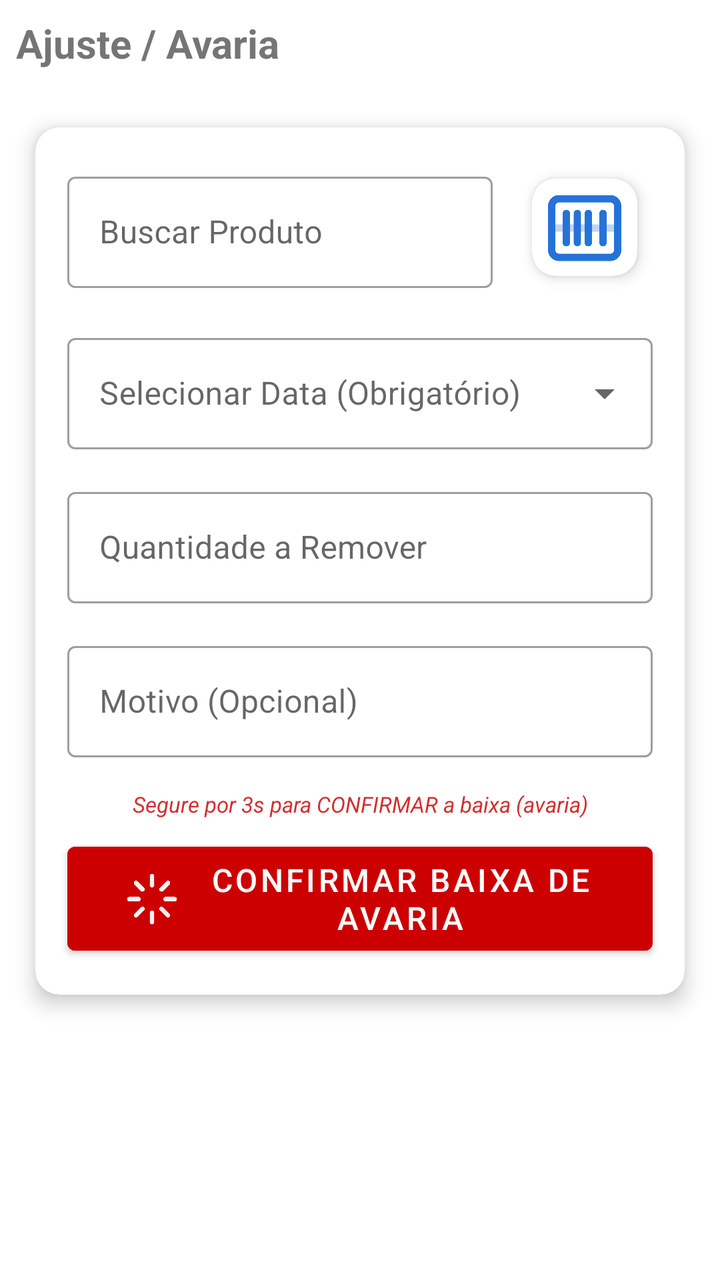
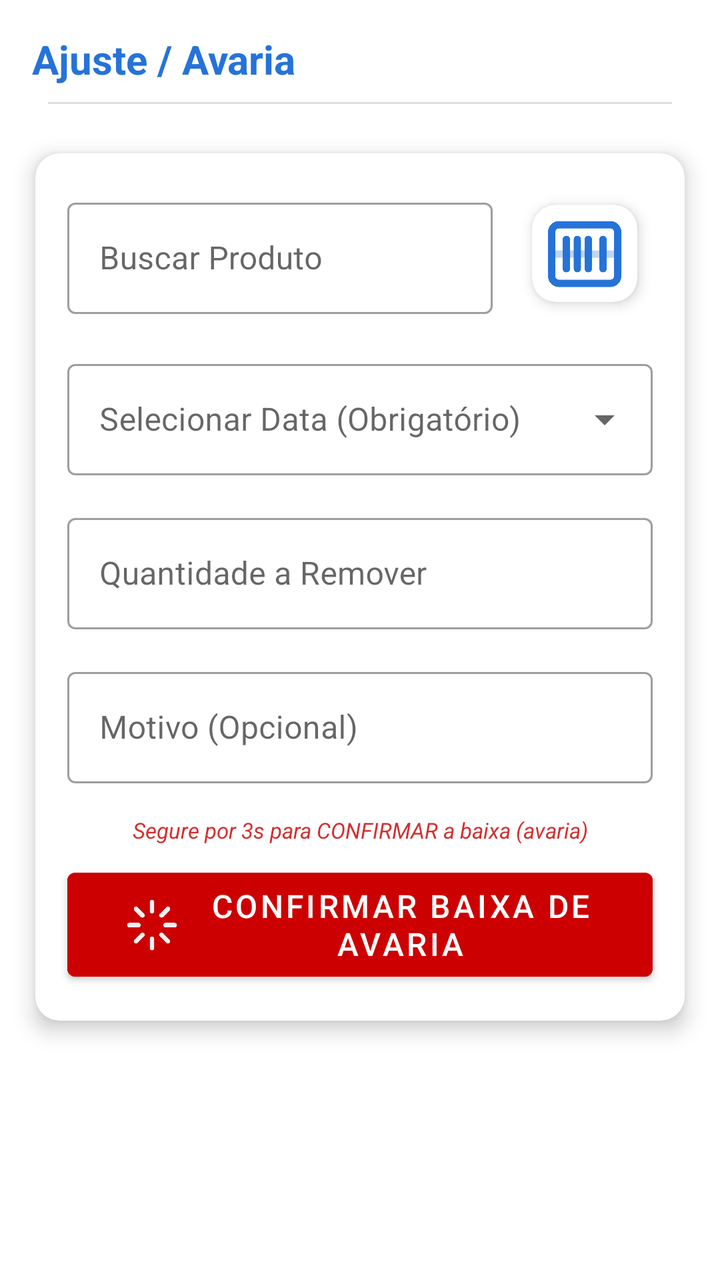

Before-and-after screenshots of an Android layout around one commit, followed by the original layout XML and the change that was made.
<!-- AndroidManifest.xml: application theme Theme.ColetorPlus -->
<!-- res/layout/fragment_ajuste.xml -->
<?xml version="1.0" encoding="utf-8"?>
<LinearLayout xmlns:android="http://schemas.android.com/apk/res/android"
    xmlns:app="http://schemas.android.com/apk/res-auto"
    android:layout_width="match_parent"
    android:layout_height="match_parent"
    android:orientation="vertical"
    android:clipChildren="false"
    android:clipToPadding="false"
    android:padding="8dp">

    <TextView
        android:layout_width="wrap_content"
        android:layout_height="wrap_content"
        android:text="Ajuste / Avaria"
        android:textSize="20sp"
        android:textStyle="bold"
        android:layout_marginBottom="16dp" />

    <com.google.android.material.card.MaterialCardView
        android:layout_width="match_parent"
        android:layout_height="wrap_content"
        app:cardCornerRadius="12dp"
        app:cardElevation="6dp"
        app:cardUseCompatPadding="true">

        <LinearLayout
            android:layout_width="match_parent"
            android:layout_height="wrap_content"
            android:orientation="vertical"
            android:padding="16dp"
            android:clipChildren="false"
            android:clipToPadding="false">

            
            <LinearLayout
                android:layout_width="match_parent"
                android:layout_height="wrap_content"
                android:orientation="horizontal"
                android:gravity="center_vertical"
                android:clipChildren="false"
                android:clipToPadding="false"
                android:layout_marginBottom="16dp">

                <com.google.android.material.textfield.TextInputLayout
                    android:id="@+id/tilCodigoAvaria"
                    style="@style/Widget.MaterialComponents.TextInputLayout.OutlinedBox"
                    android:layout_width="0dp"
                    android:layout_height="wrap_content"
                    android:layout_weight="1"
                    android:hint="Buscar Produto">

                    <com.google.android.material.textfield.TextInputEditText
                        android:id="@+id/etCodigoAvaria"
                        android:layout_width="match_parent"
                        android:layout_height="wrap_content"
                        android:imeOptions="actionSearch"
                        android:inputType="text" />
                </com.google.android.material.textfield.TextInputLayout>

                <com.google.android.material.card.MaterialCardView
                    android:id="@+id/cardScannerAvaria"
                    android:layout_width="68dp"
                    android:layout_height="68dp"
                    android:layout_marginStart="12dp"
                    app:cardCornerRadius="12dp"
                    app:cardElevation="4dp"
                    app:cardUseCompatPadding="true">

                    <ImageButton
                        android:id="@+id/btnScanEanAvaria"
                        android:layout_width="match_parent"
                        android:layout_height="match_parent"
                        android:background="?attr/selectableItemBackground"
                        android:contentDescription="Escanear EAN"
                        android:padding="2dp"
                        android:scaleType="fitCenter"
                        android:src="@drawable/leitor"
                        app:tint="?attr/colorPrimary" />
                </com.google.android.material.card.MaterialCardView>
            </LinearLayout>

            
            <com.google.android.material.card.MaterialCardView
                android:id="@+id/cardInfoAvaria"
                android:layout_width="match_parent"
                android:layout_height="wrap_content"
                android:layout_marginBottom="16dp"
                android:visibility="gone"
                app:cardCornerRadius="8dp"
                app:cardElevation="3dp">

                <LinearLayout
                    android:layout_width="match_parent"
                    android:layout_height="wrap_content"
                    android:orientation="vertical"
                    android:padding="12dp">

                    <TextView
                        android:id="@+id/tvNomeInfoAvaria"
                        android:layout_width="wrap_content"
                        android:layout_height="wrap_content"
                        android:textStyle="bold"
                        android:textColor="?attr/colorOnSurface" />

                    <TextView
                        android:id="@+id/tvEstoqueInfoAvaria"
                        android:layout_width="wrap_content"
                        android:layout_height="wrap_content"
                        android:layout_marginTop="2dp"
                        android:textSize="12sp"
                        android:textColor="?attr/colorPrimary" />
                </LinearLayout>
            </com.google.android.material.card.MaterialCardView>

            
            <com.google.android.material.textfield.TextInputLayout
                android:id="@+id/tilDataLoteAvaria"
                style="@style/Widget.MaterialComponents.TextInputLayout.OutlinedBox.ExposedDropdownMenu"
                android:layout_width="match_parent"
                android:layout_height="wrap_content"
                android:layout_marginBottom="16dp"
                android:hint="Selecionar Data (Obrigatório)">

                <AutoCompleteTextView
                    android:id="@+id/etDataLoteAvaria"
                    android:layout_width="match_parent"
                    android:layout_height="wrap_content"
                    android:inputType="none" />
            </com.google.android.material.textfield.TextInputLayout>

            
            <com.google.android.material.textfield.TextInputLayout
                android:id="@+id/tilQuantidadeAvaria"
                style="@style/Widget.MaterialComponents.TextInputLayout.OutlinedBox"
                android:layout_width="match_parent"
                android:layout_height="wrap_content"
                android:layout_marginBottom="16dp"
                android:hint="Quantidade a Remover">

                <com.google.android.material.textfield.TextInputEditText
                    android:id="@+id/etQuantidadeAvaria"
                    android:layout_width="match_parent"
                    android:layout_height="wrap_content"
                    android:inputType="number" />
            </com.google.android.material.textfield.TextInputLayout>

            
            <com.google.android.material.textfield.TextInputLayout
                android:id="@+id/tilMotivoAvaria"
                style="@style/Widget.MaterialComponents.TextInputLayout.OutlinedBox"
                android:layout_width="match_parent"
                android:layout_height="wrap_content"
                android:layout_marginBottom="16dp"
                android:hint="Motivo (Opcional)">

                <com.google.android.material.textfield.TextInputEditText
                    android:id="@+id/etMotivoAvaria"
                    android:layout_width="match_parent"
                    android:layout_height="wrap_content"
                    android:inputType="textCapSentences" />
            </com.google.android.material.textfield.TextInputLayout>

            <TextView
                android:id="@+id/tvHintAvaria"
                android:layout_width="match_parent"
                android:layout_height="wrap_content"
                android:layout_marginBottom="8dp"
                android:gravity="center"
                android:text="Segure por 3s para CONFIRMAR a baixa (avaria)"
                android:textColor="#D32F2F"
                android:textSize="11sp"
                android:textStyle="italic" />

            <com.google.android.material.button.MaterialButton
                android:id="@+id/btnConfirmarAvaria"
                android:layout_width="match_parent"
                android:layout_height="64dp"
                android:text="Confirmar Baixa de Avaria"
                app:icon="@drawable/ajuste"
                app:iconGravity="textStart"
                app:iconPadding="12dp"
                app:iconSize="28dp"
                android:backgroundTint="@android:color/holo_red_dark"
                android:textColor="@android:color/white"
                android:textSize="16sp" />
        </LinearLayout>
    </com.google.android.material.card.MaterialCardView>

</LinearLayout>
<!-- resources referenced by this layout -->
<resources>
  <!-- drawable ajuste: png bitmap (drawable, 14908 bytes) -->
  <!-- drawable leitor: png bitmap (drawable, 13046 bytes) -->
  <style name="Theme.ColetorPlus" parent="Theme.MaterialComponents.DayNight.DarkActionBar">
          
          <item name="colorPrimary">@color/purple_500</item>
          <item name="colorPrimaryVariant">@color/purple_700</item>
          <item name="colorOnPrimary">@color/white</item>
          
          <item name="colorSecondary">@color/teal_200</item>
          <item name="colorSecondaryVariant">@color/teal_700</item>
          <item name="colorOnSecondary">@color/black</item>
          
          <item name="android:statusBarColor">?attr/colorPrimaryVariant</item>
          
      </style>
  <color name="purple_500">#2573D9</color>
  <color name="purple_700">#2573D9</color>
  <color name="white">#F2F2F2</color>
  <color name="teal_200">#FF03DAC5</color>
  <color name="teal_700">#FF018786</color>
  <color name="black">#FF000000</color>
</resources>

<!-- the commit's change to res/layout/fragment_ajuste.xml (unified diff, before → after) -->
@@ -11,10 +11,20 @@
     <TextView
         android:layout_width="wrap_content"
         android:layout_height="wrap_content"
+        android:layout_marginStart="8dp"
+        android:layout_marginTop="8dp"
+        android:layout_marginBottom="8dp"
         android:text="Ajuste / Avaria"
+        android:textColor="?attr/colorPrimary"
         android:textSize="20sp"
-        android:textStyle="bold"
-        android:layout_marginBottom="16dp" />
+        android:textStyle="bold" />
+
+    <View
+        android:layout_width="match_parent"
+        android:layout_height="1dp"
+        android:layout_marginHorizontal="16dp"
+        android:layout_marginBottom="12dp"
+        android:background="#DDDDDD" />
 
     <com.google.android.material.card.MaterialCardView
         android:layout_width="match_parent"
